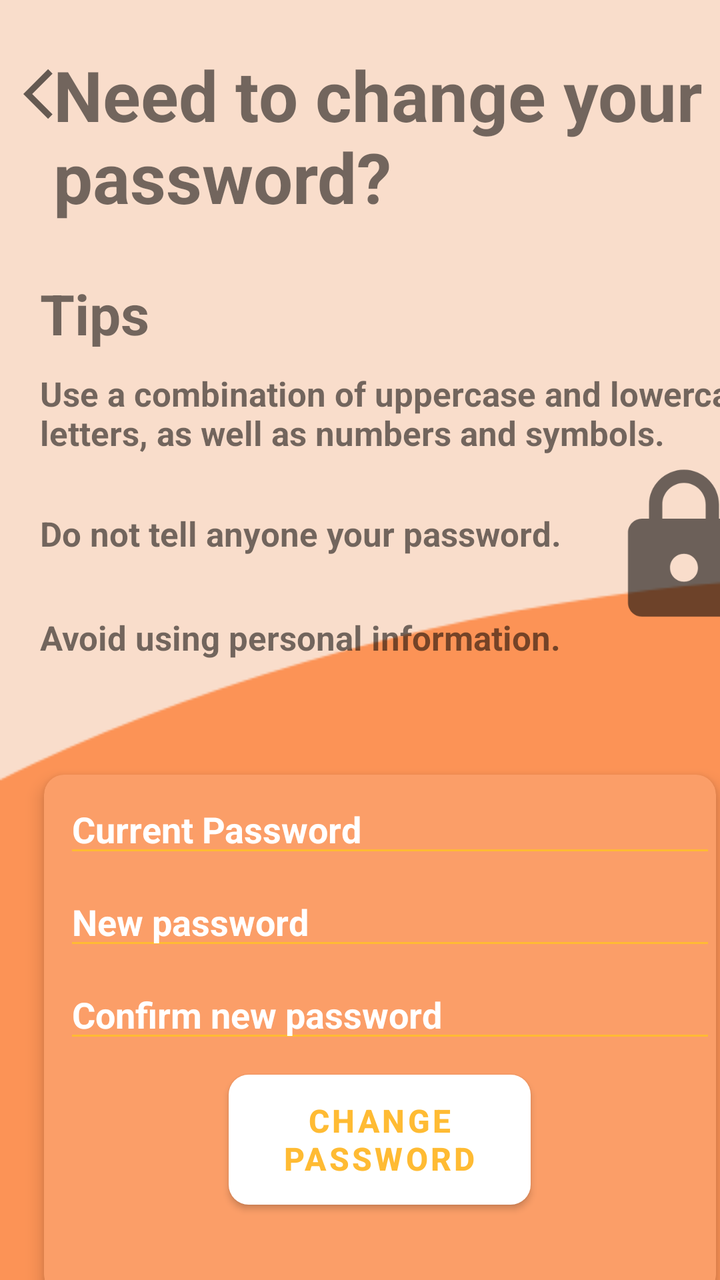
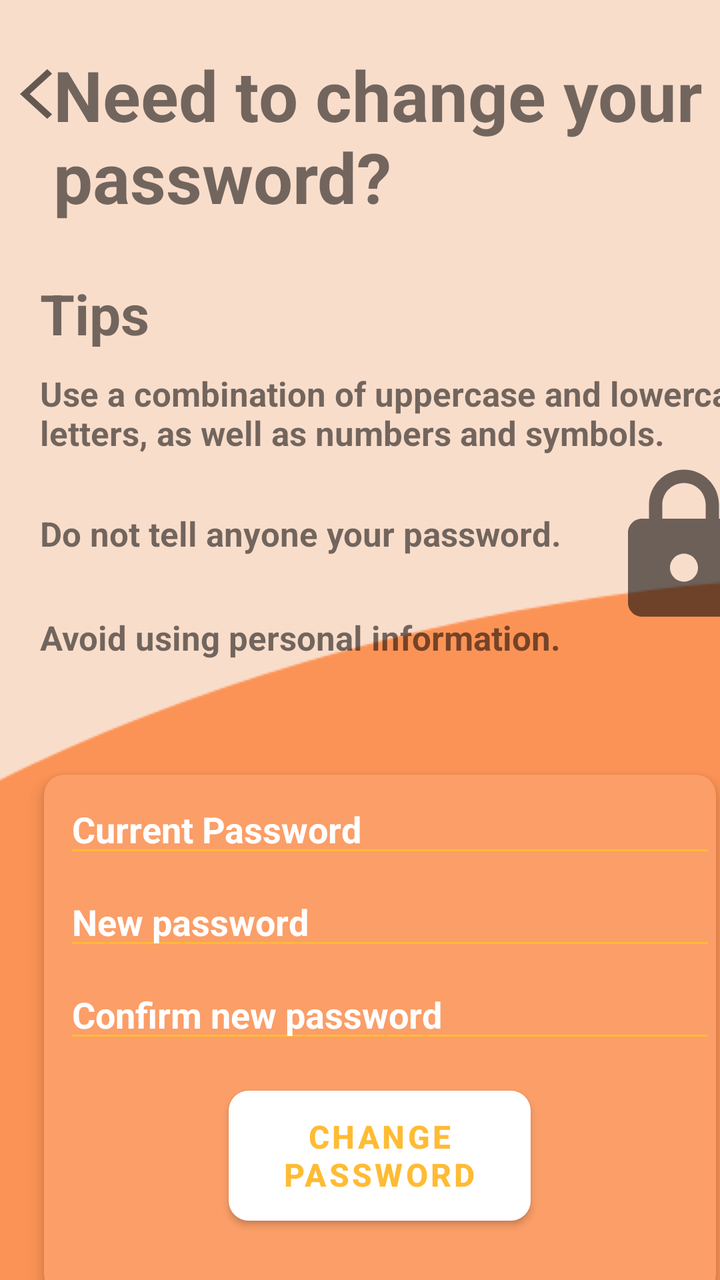

Compare the two renders of this Android layout. The source of the first and the diff that turns it into the second are given below.
<!-- AndroidManifest.xml: application theme AppTheme -->
<!-- res/layout/fragment_change_password.xml -->
<?xml version="1.0" encoding="utf-8"?>
<FrameLayout xmlns:android="http://schemas.android.com/apk/res/android"
    xmlns:app="http://schemas.android.com/apk/res-auto"
    xmlns:tools="http://schemas.android.com/tools"
    android:layout_width="match_parent"
    android:layout_height="match_parent"
    tools:context=".fragments.ChangePasswordFragment"
    android:background="@drawable/backgroundonepassword">

    
    <androidx.constraintlayout.widget.ConstraintLayout
        android:layout_width="match_parent"
        android:layout_height="match_parent">

        <ImageView
            android:id="@+id/back_change_password_button"
            android:layout_width="33dp"
            android:layout_height="30dp"
            android:layout_marginStart="10dp"
            android:layout_marginTop="32dp"
            android:contentDescription="@string/back_arrow_change_password"
            android:gravity="center_vertical"
            android:src="@drawable/back_arrow"
            app:layout_constraintStart_toStartOf="parent"
            app:layout_constraintTop_toTopOf="parent" />

        <com.google.android.material.textview.MaterialTextView
            android:id="@+id/forgot_password_title"
            android:layout_width="342dp"
            android:layout_height="89dp"
            android:layout_marginStart="40dp"
            android:layout_marginTop="24dp"
            android:text="@string/need_to_change_your_password"
            android:textSize="35sp"
            android:textStyle="bold"
            app:layout_constraintEnd_toEndOf="parent"
            app:layout_constraintHorizontal_bias="0.619"
            app:layout_constraintStart_toStartOf="parent"
            app:layout_constraintTop_toTopOf="parent" />


        <com.google.android.material.textview.MaterialTextView
            android:id="@+id/tips_title"
            android:layout_width="wrap_content"
            android:layout_height="wrap_content"
            android:layout_marginStart="20dp"
            android:layout_marginTop="25dp"
            android:layout_marginEnd="16dp"
            android:text="@string/tips"
            android:textSize="28sp"
            android:textStyle="bold"
            app:layout_constraintBottom_toTopOf="@+id/combination_tip"
            app:layout_constraintEnd_toEndOf="parent"
            app:layout_constraintHorizontal_bias="0.0"
            app:layout_constraintStart_toStartOf="parent"
            app:layout_constraintTop_toBottomOf="@+id/forgot_password_title"
            app:layout_constraintVertical_bias="0.52" />

        <com.google.android.material.textview.MaterialTextView
            android:id="@+id/avoid_personal_tip"
            android:layout_width="276dp"
            android:layout_height="24dp"
            android:layout_marginStart="20dp"
            android:layout_marginTop="28dp"
            android:layout_marginEnd="16dp"
            android:text="@string/avoid_using_personal_information"
            android:textSize="17sp"
            android:textStyle="bold"
            app:layout_constraintEnd_toEndOf="parent"
            app:layout_constraintHorizontal_bias="0.0"
            app:layout_constraintStart_toStartOf="parent"
            app:layout_constraintTop_toBottomOf="@+id/do_not_tell_tip" />

        <com.google.android.material.textview.MaterialTextView
            android:id="@+id/do_not_tell_tip"
            android:layout_width="298dp"
            android:layout_height="24dp"
            android:layout_marginStart="20dp"
            android:layout_marginTop="28dp"
            android:layout_marginEnd="16dp"
            android:text="@string/do_not_tell_anyone_your_password"
            android:textSize="17sp"
            android:textStyle="bold"
            app:layout_constraintEnd_toEndOf="parent"
            app:layout_constraintHorizontal_bias="0.0"
            app:layout_constraintStart_toStartOf="parent"
            app:layout_constraintTop_toBottomOf="@+id/combination_tip" />

        <com.google.android.material.textview.MaterialTextView
            android:id="@+id/combination_tip"
            android:layout_width="368dp"
            android:layout_height="42dp"
            android:layout_marginStart="20dp"
            android:layout_marginTop="10dp"
            android:layout_marginEnd="16dp"
            android:layout_marginBottom="5dp"
            android:text="@string/use_a_combination_of_uppercase_and_lowercase_letters_as_well_as_numbers_and_symbols"
            android:textSize="17sp"
            android:textStyle="bold"
            app:layout_constraintBottom_toTopOf="@+id/lock"
            app:layout_constraintEnd_toEndOf="parent"
            app:layout_constraintHorizontal_bias="0.0"
            app:layout_constraintStart_toStartOf="parent"
            app:layout_constraintTop_toBottomOf="@+id/tips_title" />

        <androidx.appcompat.widget.AppCompatImageView
            android:id="@+id/lock"
            android:layout_width="88dp"
            android:layout_height="84dp"
            android:layout_marginStart="2dp"
            android:layout_marginTop="4dp"
            android:layout_marginEnd="21dp"
            app:layout_constraintEnd_toEndOf="parent"
            app:layout_constraintHorizontal_bias="0.0"
            app:layout_constraintStart_toEndOf="@+id/avoid_personal_tip"
            app:layout_constraintTop_toBottomOf="@+id/combination_tip"
            app:srcCompat="@drawable/ic_baseline_lock_24" />

        <androidx.cardview.widget.CardView
            android:layout_width="336dp"
            android:layout_height="260dp"
            android:layout_marginStart="58dp"
            android:layout_marginTop="100dp"
            android:layout_marginEnd="38dp"
            android:layout_marginBottom="37dp"
            android:gravity="center"
            app:cardBackgroundColor="#FB9E68"
            app:cardCornerRadius="10dp"
            app:cardElevation="5dp"
            app:layout_constraintBottom_toBottomOf="parent"
            app:layout_constraintEnd_toEndOf="parent"
            app:layout_constraintStart_toStartOf="parent"
            app:layout_constraintTop_toBottomOf="@+id/avoid_personal_tip">

            <LinearLayout
                android:id="@+id/linearLayout2"
                android:layout_width="match_parent"
                android:layout_height="272dp"
                android:layout_marginTop="0dp"
                android:layout_marginBottom="29dp"
                android:orientation="vertical"
                android:padding="0dp">

                <androidx.appcompat.widget.AppCompatEditText
                    android:id="@+id/current_password"
                    android:layout_width="match_parent"
                    android:layout_height="wrap_content"
                    android:layout_marginStart="10dp"
                    android:layout_marginTop="5dp"
                    android:hint="@string/current_password"
                    android:inputType="textPassword"
                    android:textColorHint="#FFFFFF"
                    android:textStyle="bold"
                    app:backgroundTint="@android:color/holo_orange_light" />

                <androidx.appcompat.widget.AppCompatEditText
                    android:id="@+id/new_password"
                    android:layout_width="match_parent"
                    android:layout_height="wrap_content"
                    android:layout_marginStart="10dp"
                    android:layout_marginTop="5dp"

                    android:hint="@string/new_password"
                    android:inputType="textPassword"
                    android:textColorHint="#FFFFFF"
                    android:textStyle="bold"
                    app:backgroundTint="@android:color/holo_orange_light" />

                <androidx.appcompat.widget.AppCompatEditText
                    android:id="@+id/passwordConfirmEdit"
                    android:layout_width="match_parent"
                    android:layout_height="wrap_content"
                    android:layout_marginStart="10dp"
                    android:layout_marginTop="5dp"
                    android:layout_marginBottom="5dp"
                    android:hint="@string/confirm_new_password"
                    android:inputType="textPassword"
                    android:textColorHint="#FFFFFF"
                    android:textStyle="bold"
                    app:backgroundTint="@android:color/holo_orange_light" />

                <com.google.android.material.textfield.TextInputLayout
                    android:layout_width="match_parent"
                    android:layout_height="wrap_content"
                    android:layout_marginStart="50dp"
                    android:layout_marginEnd="16dp">

                </com.google.android.material.textfield.TextInputLayout>

                <com.google.android.material.textfield.TextInputLayout
                    android:layout_width="match_parent"
                    android:layout_height="wrap_content"
                    android:layout_marginStart="50dp"
                    android:layout_marginEnd="16dp">

                </com.google.android.material.textfield.TextInputLayout>

                <com.google.android.material.textfield.TextInputLayout
                    android:layout_width="match_parent"
                    android:layout_height="wrap_content"
                    android:layout_marginStart="50dp"
                    android:layout_marginEnd="16dp">

                </com.google.android.material.textfield.TextInputLayout>

                <com.google.android.material.button.MaterialButton
                    android:id="@+id/changePasswordButton"
                    android:layout_width="151dp"
                    android:layout_height="77dp"
                    android:layout_gravity="center"
                    android:layout_marginStart="0dp"
                    android:layout_marginTop="0dp"
                    android:layout_marginEnd="0dp"
                    android:gravity="center"
                    android:padding="4dp"
                    android:text="@string/change_password"
                    android:textColor="@android:color/holo_orange_light"
                    android:textSize="16sp"
                    android:textStyle="bold"
                    app:backgroundTint="@android:color/white"
                    app:cornerRadius="10dp"
                    app:strokeColor="@android:color/holo_orange_light" />

            </LinearLayout>

        </androidx.cardview.widget.CardView>

    </androidx.constraintlayout.widget.ConstraintLayout>


</FrameLayout>
<!-- resources referenced by this layout -->
<resources>
  <!-- drawable back_arrow (drawable) -->
  <vector xmlns:android="http://schemas.android.com/apk/res/android"
      android:width="24dp"
      android:height="24dp"
      android:viewportWidth="24"
      android:viewportHeight="24"
      android:tint="?attr/colorControlNormal">
    <path
        android:fillColor="@android:color/white"
        android:pathData="M11.67,3.87L9.9,2.1 0,12l9.9,9.9 1.77,-1.77L3.54,12z"/>
  </vector>
  <!-- drawable backgroundonepassword: png bitmap (drawable, 7424 bytes) -->
  <!-- drawable ic_baseline_lock_24 (drawable) -->
  <vector android:alpha="0.59" android:height="24dp"
      android:tint="#080808" android:viewportHeight="24"
      android:viewportWidth="24" android:width="24dp" xmlns:android="http://schemas.android.com/apk/res/android">
      <path android:fillColor="@android:color/white" android:pathData="M18,8h-1L17,6c0,-2.76 -2.24,-5 -5,-5S7,3.24 7,6v2L6,8c-1.1,0 -2,0.9 -2,2v10c0,1.1 0.9,2 2,2h12c1.1,0 2,-0.9 2,-2L20,10c0,-1.1 -0.9,-2 -2,-2zM12,17c-1.1,0 -2,-0.9 -2,-2s0.9,-2 2,-2 2,0.9 2,2 -0.9,2 -2,2zM15.1,8L8.9,8L8.9,6c0,-1.71 1.39,-3.1 3.1,-3.1 1.71,0 3.1,1.39 3.1,3.1v2z"/>
  </vector>
  <string name="avoid_using_personal_information">Avoid using personal information.</string>
  <string name="back_arrow_change_password">back arrow change password</string>
  <string name="change_password">Change Password</string>
  <string name="confirm_new_password">Confirm new password</string>
  <string name="current_password">Current Password</string>
  <string name="do_not_tell_anyone_your_password">Do not tell anyone your password.</string>
  <string name="need_to_change_your_password">Need to change your password?</string>
  <string name="new_password">New password</string>
  <string name="tips">Tips</string>
  <string name="use_a_combination_of_uppercase_and_lowercase_letters_as_well_as_numbers_and_symbols">Use a combination of uppercase and lowercase letters, as well as numbers and symbols.</string>
  <style name="AppTheme" parent="Theme.MaterialComponents.Light.NoActionBar">
          
          <item name="colorPrimary">@color/colorPrimary</item>
          <item name="colorPrimaryDark">@color/colorPrimaryDark</item>
          <item name="colorAccent">@color/colorAccent</item>
      </style>
  <color name="colorPrimary">#FEB06A</color>
  <color name="colorPrimaryDark">#3700B3</color>
  <color name="colorAccent">#da5d03</color>
</resources>

<!-- the commit's change to res/layout/fragment_change_password.xml (unified diff, before → after) -->
@@ -20,7 +20,8 @@
             android:layout_marginTop="32dp"
             android:contentDescription="@string/back_arrow_change_password"
             android:gravity="center_vertical"
-            android:src="@drawable/back_arrow"
+            android:background="@drawable/back_arrow"
+            android:src="@drawable/ripple"
             app:layout_constraintStart_toStartOf="parent"
             app:layout_constraintTop_toTopOf="parent" />
 
@@ -179,37 +180,13 @@
                     android:textStyle="bold"
                     app:backgroundTint="@android:color/holo_orange_light" />
 
-                <com.google.android.material.textfield.TextInputLayout
-                    android:layout_width="match_parent"
-                    android:layout_height="wrap_content"
-                    android:layout_marginStart="50dp"
-                    android:layout_marginEnd="16dp">
-
-                </com.google.android.material.textfield.TextInputLayout>
-
-                <com.google.android.material.textfield.TextInputLayout
-                    android:layout_width="match_parent"
-                    android:layout_height="wrap_content"
-                    android:layout_marginStart="50dp"
-                    android:layout_marginEnd="16dp">
-
-                </com.google.android.material.textfield.TextInputLayout>
-
-                <com.google.android.material.textfield.TextInputLayout
-                    android:layout_width="match_parent"
-                    android:layout_height="wrap_content"
-                    android:layout_marginStart="50dp"
-                    android:layout_marginEnd="16dp">
-
-                </com.google.android.material.textfield.TextInputLayout>
-
                 <com.google.android.material.button.MaterialButton
                     android:id="@+id/changePasswordButton"
                     android:layout_width="151dp"
                     android:layout_height="77dp"
                     android:layout_gravity="center"
                     android:layout_marginStart="0dp"
-                    android:layout_marginTop="0dp"
+                    android:layout_marginTop="8dp"
                     android:layout_marginEnd="0dp"
                     android:gravity="center"
                     android:padding="4dp"
<!-- resource entries referenced after the edit -->
@@ -18,6 +18,23 @@
       android:viewportWidth="24" android:width="24dp" xmlns:android="http://schemas.android.com/apk/res/android">
       <path android:fillColor="@android:color/white" android:pathData="M18,8h-1L17,6c0,-2.76 -2.24,-5 -5,-5S7,3.24 7,6v2L6,8c-1.1,0 -2,0.9 -2,2v10c0,1.1 0.9,2 2,2h12c1.1,0 2,-0.9 2,-2L20,10c0,-1.1 -0.9,-2 -2,-2zM12,17c-1.1,0 -2,-0.9 -2,-2s0.9,-2 2,-2 2,0.9 2,2 -0.9,2 -2,2zM15.1,8L8.9,8L8.9,6c0,-1.71 1.39,-3.1 3.1,-3.1 1.71,0 3.1,1.39 3.1,3.1v2z"/>
   </vector>
+  <!-- drawable ripple (drawable) -->
+  <?xml version="1.0" encoding="utf-8"?>
+   <ripple xmlns:android="http://schemas.android.com/apk/res/android"
+      xmlns:tools="http://schemas.android.com/tools"
+      android:color="#BDBDBD"
+      >
+  
+      <item android:id="@android:id/mask">
+          <shape android:shape="oval">
+              <size
+                  android:width="60dp"
+                  android:height="60dp"/>
+              <solid android:color="#BDBDBD" />
+          </shape>
+      </item>
+  
+  </ripple>
   <string name="avoid_using_personal_information">Avoid using personal information.</string>
   <string name="back_arrow_change_password">back arrow change password</string>
   <string name="change_password">Change Password</string>
@@ -33,9 +50,10 @@
           <item name="colorPrimary">@color/colorPrimary</item>
           <item name="colorPrimaryDark">@color/colorPrimaryDark</item>
           <item name="colorAccent">@color/colorAccent</item>
+          
       </style>
   <color name="colorPrimary">#FEB06A</color>
-  <color name="colorPrimaryDark">#3700B3</color>
+  <color name="colorPrimaryDark">#FC9356</color>
   <color name="colorAccent">#da5d03</color>
 </resources>
 
